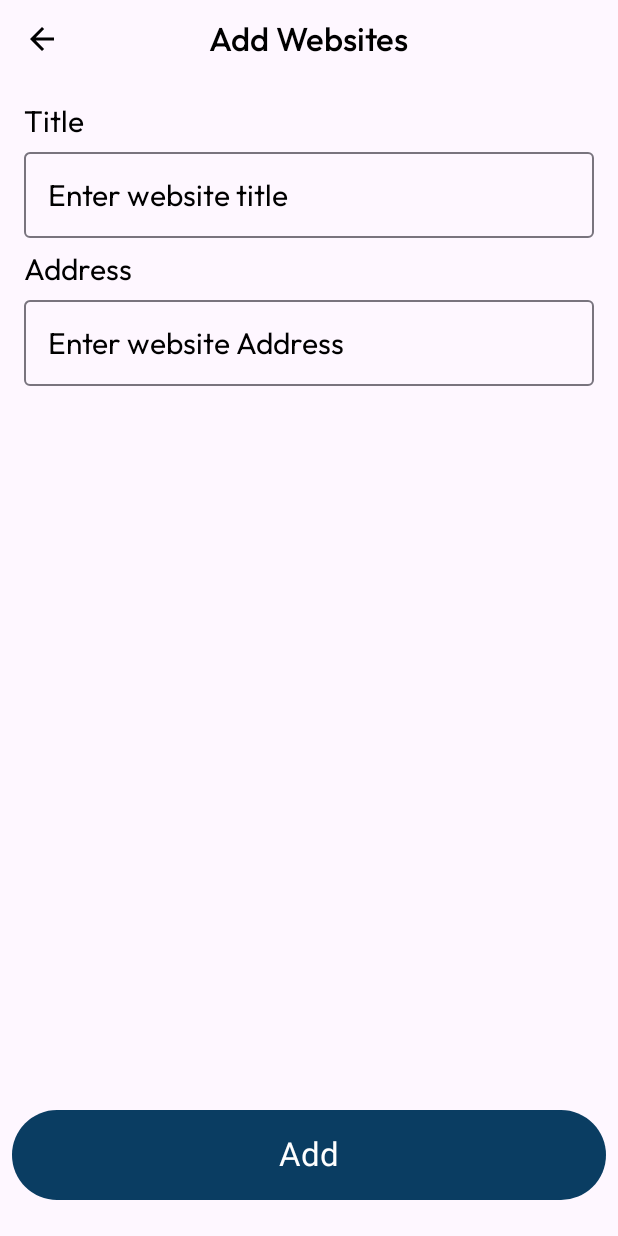
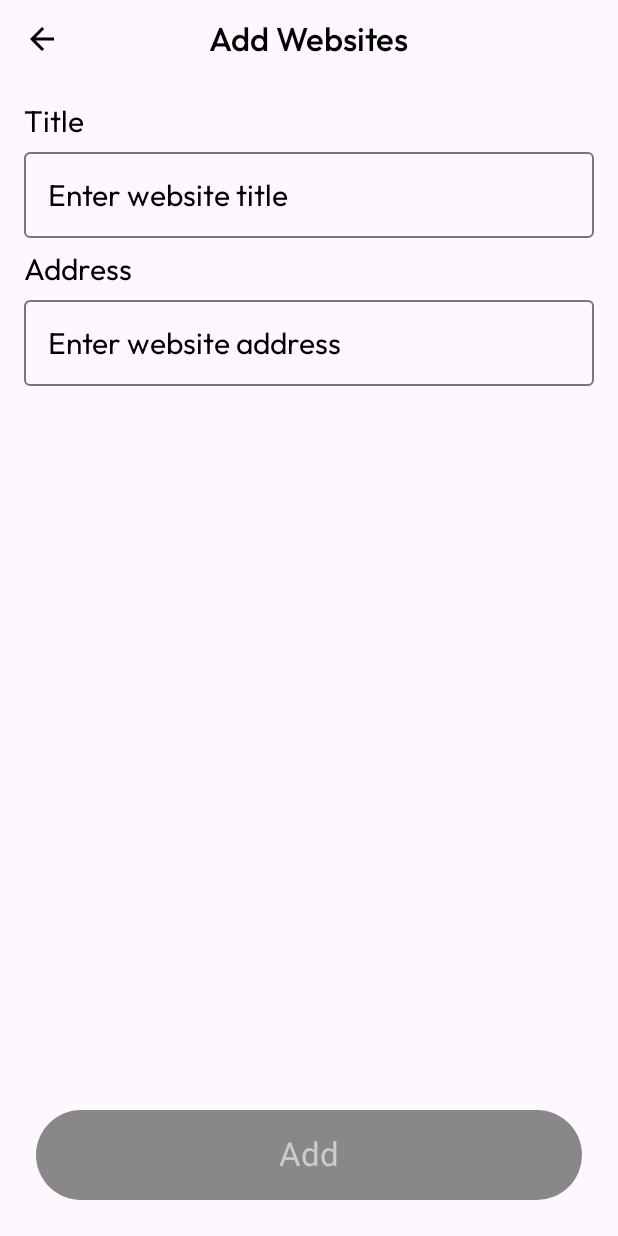
Before and after one commit to Chandra-Sekhar-Bala/Web2Android, an Android app built with Jetpack Compose: the AddWebsites screen opened through its navigation route, on a phone screen of 412 x 824 dp. Run offline under Robolectric (Android 15) with nearby library versions, the phone set to English and light mode, and no system bars.

Commit message:
fix: Input validity checking

```diff
--- a/app/src/main/java/com/chandra/web2android/presentation/ui/MainActivity.kt
+++ b/app/src/main/java/com/chandra/web2android/presentation/ui/MainActivity.kt
@@ -4,6 +4,7 @@ import android.os.Bundle
 import androidx.activity.ComponentActivity
 import androidx.activity.compose.setContent
 import androidx.compose.runtime.Composable
+import androidx.compose.ui.platform.LocalContext
 import androidx.navigation.compose.NavHost
 import androidx.navigation.compose.composable
 import androidx.navigation.compose.rememberNavController
@@ -12,6 +13,7 @@ import com.chandra.web2android.presentation.theme.Web2AndroidTheme
 import com.chandra.web2android.presentation.ui.addWeb.AddWebsites
 import com.chandra.web2android.presentation.ui.home.HomeScreen
 import com.chandra.web2android.presentation.ui.utils.logThis
+import com.chandra.web2android.presentation.ui.utils.toast
 
 class MainActivity : ComponentActivity() {
     override fun onCreate(savedInstanceState: Bundle?) {
@@ -27,6 +29,7 @@ class MainActivity : ComponentActivity() {
 @Composable
 fun App() {
     val navController = rememberNavController()
+    val context = LocalContext.current
 
     NavHost(navController = navController, startDestination = Routes.HOME_SCREEN) {
         composable(route = Routes.HOME_SCREEN) {
@@ -39,6 +42,7 @@ fun App() {
                 ),
                 onItemClick = { item ->
                     logThis("ITem clicked $item")
+                    context.toast("Coming soon")
                 }, onAddBtnClick = {
                     navController.navigate(Routes.ADD_WEBSITE)
                 })
@@ -46,6 +50,7 @@ fun App() {
         composable(route = Routes.ADD_WEBSITE) {
             AddWebsites(onSubmitClick = {
                 navController.navigateUp()
+                context.toast("Database integration is yet to be done!")
             }, onBackClick = {
                 navController.navigateUp()
             }
--- a/app/src/main/java/com/chandra/web2android/presentation/ui/addWeb/AddWebSites.kt
+++ b/app/src/main/java/com/chandra/web2android/presentation/ui/addWeb/AddWebSites.kt
@@ -1,8 +1,13 @@
 package com.chandra.web2android.presentation.ui.addWeb
 
 import androidx.compose.foundation.layout.Column
+import androidx.compose.foundation.layout.WindowInsets
 import androidx.compose.foundation.layout.fillMaxWidth
+import androidx.compose.foundation.layout.ime
+import androidx.compose.foundation.layout.imePadding
+import androidx.compose.foundation.layout.navigationBarsPadding
 import androidx.compose.foundation.layout.padding
+import androidx.compose.foundation.layout.statusBarsPadding
 import androidx.compose.material3.MaterialTheme
 import androidx.compose.material3.OutlinedTextField
 import androidx.compose.material3.Scaffold
@@ -13,6 +18,8 @@ import androidx.compose.runtime.mutableStateOf
 import androidx.compose.runtime.remember
 import androidx.compose.runtime.setValue
 import androidx.compose.ui.Modifier
+import androidx.compose.ui.platform.LocalContext
+import androidx.compose.ui.platform.LocalView
 import androidx.compose.ui.tooling.preview.Preview
 import androidx.compose.ui.unit.dp
 import io.poxscan.wallet.presentation.ui.wallet.ButtonFilled
@@ -25,7 +32,22 @@ private fun AddWebsitesPrev() {
 }
 
 @Composable
-fun AddWebsites(onSubmitClick: () -> Unit, onBackClick: () -> Unit, modifier: Modifier = Modifier) {
+fun AddWebsites(
+    onSubmitClick: () -> Unit,
+    onBackClick: () -> Unit,
+    modifier: Modifier = Modifier
+) {
+    LocalContext.current
+    val view = LocalView.current
+    val insets = WindowInsets.ime
+    var title by remember { mutableStateOf("") }
+    var webAddress by remember { mutableStateOf("") }
+    var isTitleValid by remember { mutableStateOf(false) }
+    var isWebAddressValid by remember { mutableStateOf(false) }
+    isTitleValid = title.isNotBlank()
+    isWebAddressValid = android.util.Patterns.WEB_URL.matcher(webAddress).matches()
+    val isButtonEnabled = isTitleValid && isWebAddressValid
+
     Scaffold(
         topBar = {
             TopAppBar("Add Websites") {
@@ -33,28 +55,51 @@ fun AddWebsites(onSubmitClick: () -> Unit, onBackClick: () -> Unit, modifier: Mo
             }
         },
         bottomBar = {
-            ButtonFilled(text = "Add", Modifier.padding(0.dp, 16.dp)) {
-                onSubmitClick()
+            ButtonFilled(
+                text = "Add",
+                modifier = Modifier
+                    .padding(16.dp) // Padding to ensure it's visible above the keyboard
+                    .imePadding(), // Adjusts padding based on keyboard visibility,
+                enabled = isButtonEnabled
+            ) {
+                if (isButtonEnabled) {
+                    onSubmitClick()
+                }
             }
         },
         content = { paddingValues ->
-            InputContent(Modifier.padding(paddingValues))
+            InputContent(
+                modifier = Modifier
+                    .padding(paddingValues)
+                    .navigationBarsPadding()
+                    .statusBarsPadding()
+                    .imePadding(),
+                title = title,
+                onTitleChange = { title = it },
+                webAddress = webAddress,
+                onWebAddressChange = { webAddress = it }
+            )
         }
     )
 }
 
 @Composable
-fun InputContent(modifier: Modifier) {
+fun InputContent(
+    modifier: Modifier,
+    title: String,
+    onTitleChange: (String) -> Unit,
+    webAddress: String,
+    onWebAddressChange: (String) -> Unit
+) {
     Column(
         modifier = modifier
             .fillMaxWidth(1f)
             .padding(16.dp)
     ) {
         Text(text = "Title", style = MaterialTheme.typography.bodyLarge)
-        var title by remember { mutableStateOf("") }
         OutlinedTextField(
             value = title,
-            onValueChange = { title = it },
+            onValueChange = onTitleChange,
             modifier = Modifier
                 .fillMaxWidth()
                 .padding(0.dp, 8.dp),
@@ -63,14 +108,13 @@ fun InputContent(modifier: Modifier) {
         )
 
         Text(text = "Address", style = MaterialTheme.typography.bodyLarge)
-        var webAddress by remember { mutableStateOf("") }
         OutlinedTextField(
             value = webAddress,
-            onValueChange = { webAddress = it },
+            onValueChange = onWebAddressChange,
             modifier = Modifier
                 .fillMaxWidth()
                 .padding(0.dp, 8.dp),
-            placeholder = { Text("Enter website Address") },
+            placeholder = { Text("Enter website address") },
             textStyle = MaterialTheme.typography.bodyLarge,
         )
     }
--- a/app/src/main/java/com/chandra/web2android/presentation/ui/components/BttonFill.kt
+++ b/app/src/main/java/com/chandra/web2android/presentation/ui/components/BttonFill.kt
@@ -8,6 +8,7 @@ import androidx.compose.material3.MaterialTheme
 import androidx.compose.material3.Text
 import androidx.compose.runtime.Composable
 import androidx.compose.ui.Modifier
+import androidx.compose.ui.graphics.Color
 import androidx.compose.ui.tooling.preview.Preview
 import androidx.compose.ui.unit.dp
 import com.chandra.web2android.presentation.theme.Colors
@@ -15,18 +16,30 @@ import com.chandra.web2android.presentation.theme.Colors
 @Preview()
 @Composable
 private fun ButtonFilledPrev() {
-    ButtonFilled("Crete Wallet") {}
+    ButtonFilled("Crete Wallet", enabled = false) {}
 }
 
 @Composable
-fun ButtonFilled(text: String, modifier: Modifier = Modifier, onClick: () -> Unit) {
+fun ButtonFilled(
+    text: String,
+    modifier: Modifier = Modifier,
+    enabled: Boolean = true,
+    onClick: () -> Unit,
+) {
     Button(
         onClick = { onClick() },
-        colors = ButtonDefaults.buttonColors(containerColor = Colors.DeepBlue),
+        colors = ButtonDefaults.buttonColors(
+            containerColor = if (enabled) Colors.DeepBlue else Color.Gray
+        ),
         modifier = modifier
             .fillMaxWidth(1f)
             .padding(8.dp)
     ) {
-        Text(text = text, style = MaterialTheme.typography.titleLarge, modifier =  Modifier.padding(8.dp))
+        Text(
+            text = text,
+            style = MaterialTheme.typography.titleLarge,
+            modifier = Modifier.padding(8.dp),
+            color = if (enabled) Color.White else Color.LightGray
+        )
     }
 }
--- /dev/null
+++ b/app/src/main/java/com/chandra/web2android/presentation/ui/utils/Extensions.kt
@@ -0,0 +1,8 @@
+package com.chandra.web2android.presentation.ui.utils
+
+import android.content.Context
+import android.widget.Toast
+
+fun Context.toast(msg: String?) {
+    Toast.makeText(this, msg, Toast.LENGTH_SHORT).show()
+}
```
